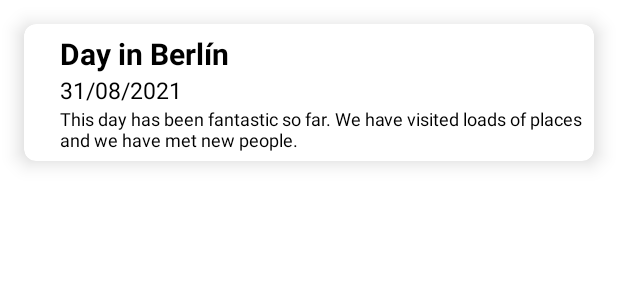
After one commit to marianievas/MyErasmus, an Android app: the layout list_diary.xml on its own in the app's theme, with its tools: preview values and no code run, on a phone screen of 412 x 824 dp. The commit adds this screen. Shown: the top 300 px of the screen. Run offline under Robolectric (Android 15) with nearby library versions, the phone set to English and light mode, and no system bars.

Commit message:
Diary recycler list w Collection Firestore's problems to resolve

```diff
--- a/app/build.gradle
+++ b/app/build.gradle
@@ -41,6 +41,7 @@ dependencies {
     implementation 'androidx.appcompat:appcompat:1.3.1'
     implementation 'com.google.android.material:material:1.4.0'
     implementation 'androidx.constraintlayout:constraintlayout:2.1.0'
+    implementation 'com.google.firebase:firebase-firestore:22.1.2'
     testImplementation 'junit:junit:4.13.2'
     androidTestImplementation 'androidx.test.ext:junit:1.1.3'
     androidTestImplementation 'androidx.test.espresso:espresso-core:3.4.0'
--- a/app/src/main/AndroidManifest.xml
+++ b/app/src/main/AndroidManifest.xml
@@ -15,15 +15,15 @@
             tools:ignore="Instantiatable" />
         <activity
             android:name=".MainActivity"
-            tools:ignore="Instantiatable" />
-        <activity android:name=".ui.login.LoginActivity"
-            tools:ignore="Instantiatable">
+            tools:ignore="Instantiatable" >
             <intent-filter>
                 <action android:name="android.intent.action.MAIN" />
 
                 <category android:name="android.intent.category.LAUNCHER" />
             </intent-filter>
         </activity>
+        <activity android:name=".ui.login.LoginActivity"
+            tools:ignore="Instantiatable"/>
     </application>
 
 </manifest>
--- a/app/src/main/java/com/myerasmus/ui/login/LoginActivity.kt
+++ b/app/src/main/java/com/myerasmus/ui/login/LoginActivity.kt
@@ -9,6 +9,7 @@ import androidx.appcompat.app.AlertDialog
 import androidx.appcompat.app.AppCompatActivity
 import com.google.firebase.analytics.FirebaseAnalytics
 import com.google.firebase.auth.FirebaseAuth
+import com.google.firebase.firestore.FirebaseFirestore
 import com.myerasmus.MainActivity
 import com.myerasmus.ProviderType
 import com.myerasmus.R
@@ -52,7 +53,9 @@ class LoginActivity : AppCompatActivity(){
         buttonLogin.setOnClickListener{
             if (editTextEmail.text.isNotEmpty() && editTextPassword.text.isNotEmpty()){
                 FirebaseAuth.getInstance().createUserWithEmailAndPassword(editTextEmail.text.toString(), editTextPassword.text.toString()).addOnCompleteListener {
-                    if (it.isSuccessful) showHome(it.result?.user?.email ?: "", ProviderType.BASIC)
+                    if (it.isSuccessful) {
+                        showHome(it.result?.user?.email ?: "", ProviderType.BASIC)
+                    }
                     else showAlert()
                 }
             }
--- /dev/null
+++ b/app/src/main/res/layout/list_diary.xml
@@ -0,0 +1,73 @@
+<?xml version="1.0" encoding="utf-8"?>
+<androidx.cardview.widget.CardView xmlns:android="http://schemas.android.com/apk/res/android"
+    android:layout_width="match_parent"
+    android:layout_height="wrap_content"
+    xmlns:app="http://schemas.android.com/apk/res-auto"
+    app:cardElevation="8dp"
+    app:cardCornerRadius="8dp"
+    android:layout_margin="16dp">
+
+    <LinearLayout
+        android:layout_width="wrap_content"
+        android:layout_height="wrap_content"
+        android:layout_marginStart="16dp"
+        android:layout_marginVertical="6dp"
+        android:orientation="vertical" >
+
+        <LinearLayout
+            android:layout_width="wrap_content"
+            android:layout_height="wrap_content"
+            android:layout_gravity="center_vertical"
+            android:orientation="horizontal">
+
+            <TextView
+                android:layout_width="wrap_content"
+                android:layout_height="wrap_content"
+                android:id="@+id/tvTitle"
+                android:layout_marginStart="8dp"
+                android:text="Day in Berlín"
+                android:textColor="@color/black"
+                android:textSize="20sp"
+                android:textStyle="bold"/>
+
+        </LinearLayout>
+
+
+        <LinearLayout
+            android:layout_width="wrap_content"
+            android:layout_height="wrap_content"
+            android:layout_gravity="center_vertical"
+            android:orientation="horizontal">
+
+            <TextView
+                android:layout_width="wrap_content"
+                android:layout_height="wrap_content"
+                android:id="@+id/tvDate"
+                android:layout_marginStart="8dp"
+                android:text="31/08/2021"
+                android:textColor="@color/black"
+                android:textSize="15sp"/>
+
+        </LinearLayout>
+
+
+        <LinearLayout
+            android:layout_width="wrap_content"
+            android:layout_height="wrap_content"
+            android:layout_gravity="center_vertical"
+            android:orientation="horizontal">
+
+            <TextView
+                android:layout_width="wrap_content"
+                android:layout_height="wrap_content"
+                android:id="@+id/rvDescription"
+                android:layout_marginStart="8dp"
+                android:text="This day has been fantastic so far. We have visited loads of places and we have met new people."
+                android:textColor="@color/black"
+                android:textSize="12sp"/>
+
+        </LinearLayout>
+
+    </LinearLayout>
+
+</androidx.cardview.widget.CardView>
```
Also changed, not shown: app/src/main/java/com/myerasmus/MainActivity.kt (+47 -9 lines), app/src/main/java/com/myerasmus/ui/diary/DiaryAdapter.kt (added, +37 -0 lines), app/src/main/java/com/myerasmus/ui/diary/DiaryListFragment.kt (renamed from app/src/main/java/com/myerasmus/ui/DiaryListFragment.kt, +1 -12 lines), app/src/main/java/com/myerasmus/ui/signup/SignUpActivity.kt (+13 -4 lines), app/src/main/res/layout/activity_main.xml (+32 -29 lines).
